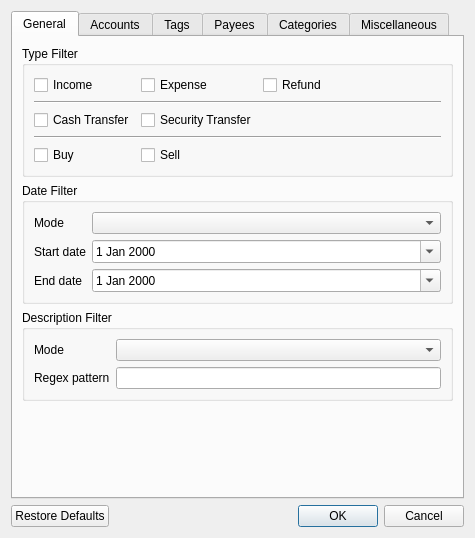
Qt form src/views/ui_files/forms/transaction_filter_form.ui (JakubFranek/Kapytal) before a commit.
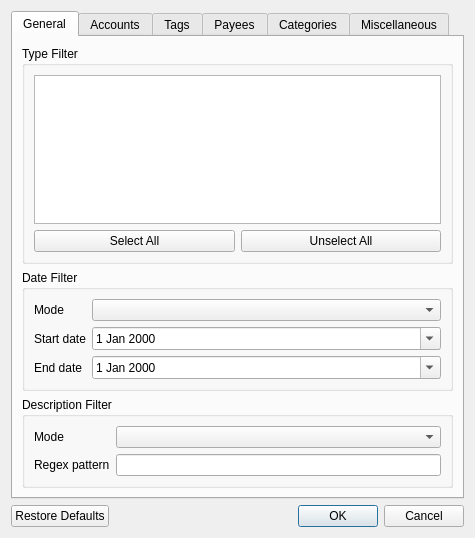
The same form after that commit.

Commit message:
Change Type Filter UI to a list view
Add TypeFilterPresenter.
Refactor TypeFilter.type_names method to rely on a constant dict.
Add Cash Amount Filter type sanity check to
TransactionFilterFormPresenter.
Update Cash Amount Filter min QDoubleSpinBox's maximum based on the
max QDoubleSpinBox's value.
Improve filtering in CategoryFormPresenter to filter based on full path.
Automatically expand Account Filter and Category Filter trees when
filtering.

```diff
--- a/src/views/ui_files/forms/transaction_filter_form.ui
+++ b/src/views/ui_files/forms/transaction_filter_form.ui
@@ -74,82 +74,23 @@
          <property name="checked">
           <bool>false</bool>
          </property>
-         <layout class="QHBoxLayout" name="horizontalLayout">
+         <layout class="QVBoxLayout" name="verticalLayout_20">
           <item>
-           <layout class="QGridLayout" name="typeFilterGridLayout">
-            <item row="0" column="0">
-             <widget class="QCheckBox" name="incomeCheckBox">
+           <widget class="QListView" name="typeFilterListView"/>
+          </item>
+          <item>
+           <layout class="QHBoxLayout" name="typeFilterButtonHorizontalLayout">
+            <item>
+             <widget class="QPushButton" name="typeFilterSelectAllPushButton">
               <property name="text">
-               <string>Income</string>
+               <string>Select All</string>
               </property>
              </widget>
             </item>
-            <item row="2" column="1">
-             <widget class="QCheckBox" name="securityTransferCheckBox">
+            <item>
+             <widget class="QPushButton" name="typeFilterUnselectAllPushButton">
               <property name="text">
-               <string>Security Transfer</string>
-              </property>
-             </widget>
-            </item>
-            <item row="0" column="1">
-             <widget class="QCheckBox" name="expenseCheckBox">
-              <property name="text">
-               <string>Expense</string>
-              </property>
-             </widget>
-            </item>
-            <item row="0" column="3">
-             <spacer name="horizontalSpacer">
-              <property name="orientation">
-               <enum>Qt::Horizontal</enum>
-              </property>
-              <property name="sizeHint" stdset="0">
-               <size>
-                <width>40</width>
-                <height>20</height>
-               </size>
-              </property>
-             </spacer>
-            </item>
-            <item row="1" column="0" colspan="4">
-             <widget class="Line" name="typeFilterLine1">
-              <property name="orientation">
-               <enum>Qt::Horizontal</enum>
-              </property>
-             </widget>
-            </item>
-            <item row="4" column="1">
-             <widget class="QCheckBox" name="sellCheckBox">
-              <property name="text">
-               <string>Sell</string>
-              </property>
-             </widget>
-            </item>
-            <item row="0" column="2">
-             <widget class="QCheckBox" name="refundCheckBox">
-              <property name="text">
-               <string>Refund</string>
-              </property>
-             </widget>
-            </item>
-            <item row="2" column="0">
-             <widget class="QCheckBox" name="cashTransferCheckBox">
-              <property name="text">
-               <string>Cash Transfer</string>
-              </property>
-             </widget>
-            </item>
-            <item row="4" column="0">
-             <widget class="QCheckBox" name="buyCheckBox">
-              <property name="text">
-               <string>Buy</string>
-              </property>
-             </widget>
-            </item>
-            <item row="3" column="0" colspan="4">
-             <widget class="Line" name="typeFilterLine2">
-              <property name="orientation">
-               <enum>Qt::Horizontal</enum>
+               <string>Unselect All</string>
               </property>
              </widget>
             </item>
@@ -244,19 +185,6 @@
          </layout>
         </widget>
        </item>
-       <item>
-        <spacer name="generalTabVerticalSpacer">
-         <property name="orientation">
-          <enum>Qt::Vertical</enum>
-         </property>
-         <property name="sizeHint" stdset="0">
-          <size>
-           <width>20</width>
-           <height>40</height>
-          </size>
-         </property>
-        </spacer>
-       </item>
       </layout>
      </widget>
      <widget class="QWidget" name="accountsTab">
```
Left out of the diff: 2 changed lines with no effect on the pictures. The commit also changes 14 other files.
